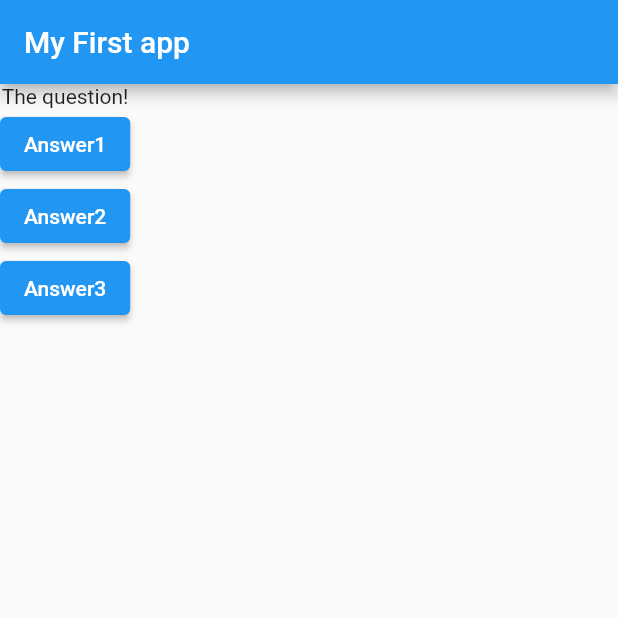
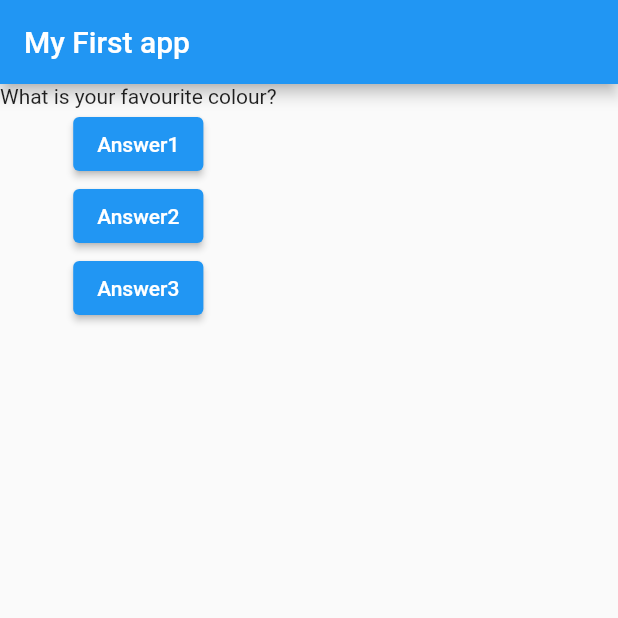
Before and after one commit to MartinPaGarcia/flutter_mirai, a Flutter app: the screen it shows after launch, after a tap on "Answer1", on a phone screen of 412 x 824 dp, the top half of it. Run offline on Flutter 3.47's test engine with Material 2 defaults, Android fonts, the phone set to English and light mode, and no system bars.

Commit message:
questions index

```diff
--- a/lib/main.dart
+++ b/lib/main.dart
@@ -1,17 +1,20 @@
-// ignore_for_file: prefer_const_constructors
+// ignore_for_file: prefer_const_constructors, must_be_immutable
 
 import "package:flutter/material.dart";
 
 // void main() {
 // runApp(MyApp());
 // }
-void main() => runApp(const MyApp());
+void main() => runApp(MyApp());
 
 class MyApp extends StatelessWidget {
-  const MyApp({Key? key}) : super(key: key);
+  MyApp({Key? key}) : super(key: key);
+
+  var questionIndex = 0;
   void answerQuestion() {
+    questionIndex = questionIndex + 1;
     // ignore: avoid_print
-    print("Anser chosen!");
+    print(questionIndex);
   }
 
   @override
@@ -20,6 +23,7 @@
     var questions = [
       "What is your favourite colour?",
       "What is your favourite animal?",
+      "What is your favourite food?",
     ]; // Questions
     return MaterialApp(
       home: Scaffold(
@@ -29,19 +33,21 @@
         body: Column(
           // ignore: prefer_const_literals_to_create_immutables
           children: [
-            const Text("The question!"),
+            Text(
+              questions[questionIndex],
+            ),
             ElevatedButton(
               child: Text("Answer1"),
               onPressed: answerQuestion,
-              ),
+            ),
             ElevatedButton(
               child: Text("Answer2"),
               onPressed: answerQuestion,
-              ),
+            ),
             ElevatedButton(
               child: Text("Answer3"),
               onPressed: answerQuestion,
-              ),
+            ),
           ],
         ),
       ),
```
Also changed, not shown: 1 other file.
